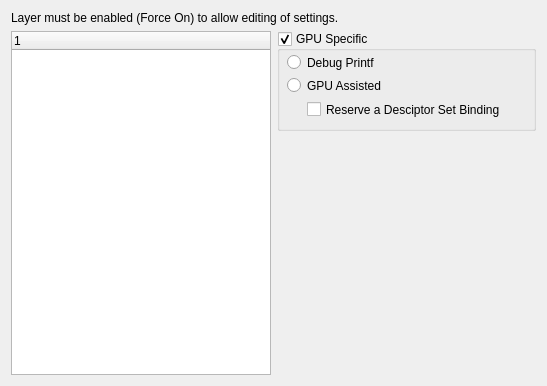
The window that vkconfig/khronossettingsadvanced.ui (LunarG/VulkanTools) describes before a commit, drawn with Qt 5.
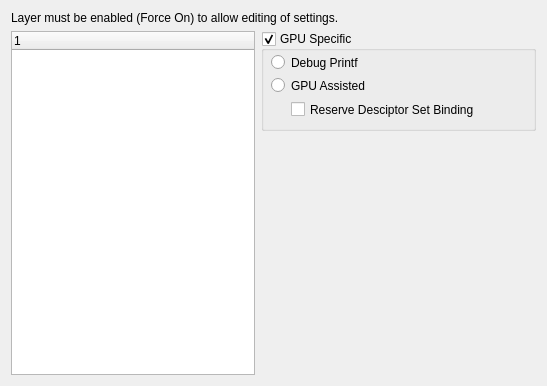
The same window after the commit.

Commit message: Spacing issues for Linux, probably will help with Windows/Mac as well

Diff of the .ui file:
```diff
--- a/vkconfig/khronossettingsadvanced.ui
+++ b/vkconfig/khronossettingsadvanced.ui
@@ -46,13 +46,13 @@
      </property>
      <property name="minimumSize">
       <size>
-       <width>0</width>
+       <width>275</width>
        <height>100</height>
       </size>
      </property>
      <property name="maximumSize">
       <size>
-       <width>260</width>
+       <width>300</width>
        <height>100</height>
       </size>
      </property>
@@ -93,12 +93,12 @@
        <rect>
         <x>30</x>
         <y>70</y>
-        <width>221</width>
+        <width>241</width>
         <height>17</height>
        </rect>
       </property>
       <property name="text">
-       <string>Reserve a Desciptor Set Binding</string>
+       <string>Reserve Desciptor Set Binding</string>
       </property>
      </widget>
     </widget>
```
The commit also changes 5 other files.
